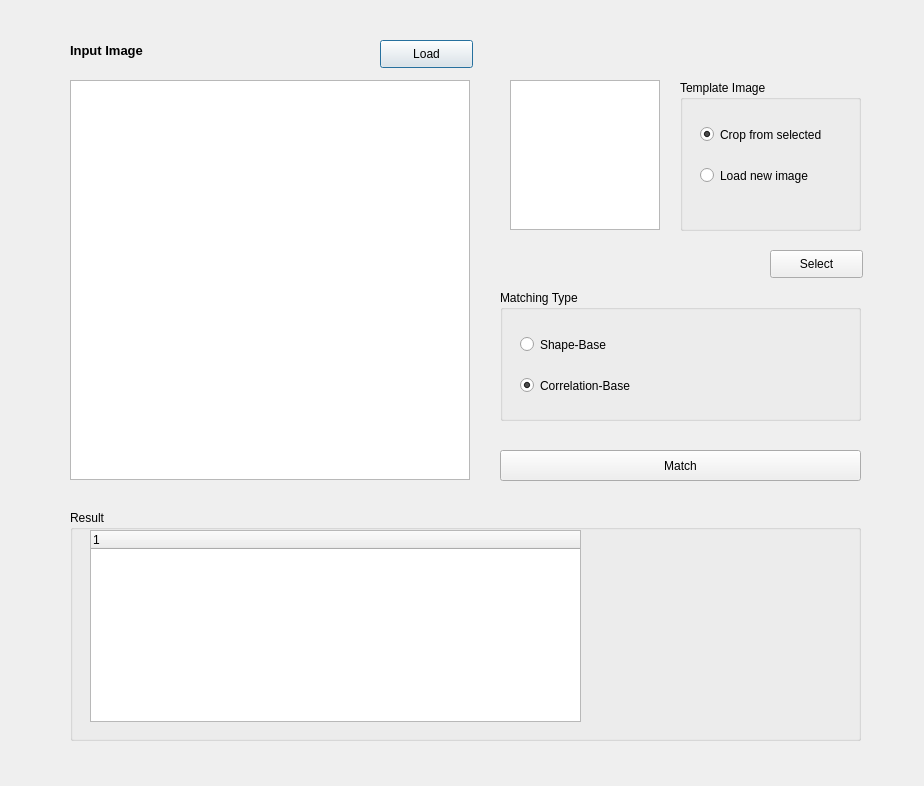
Before: the Qt Designer form dialog.ui in JXQJ/QT_Matching_Image, drawn with Qt 5.
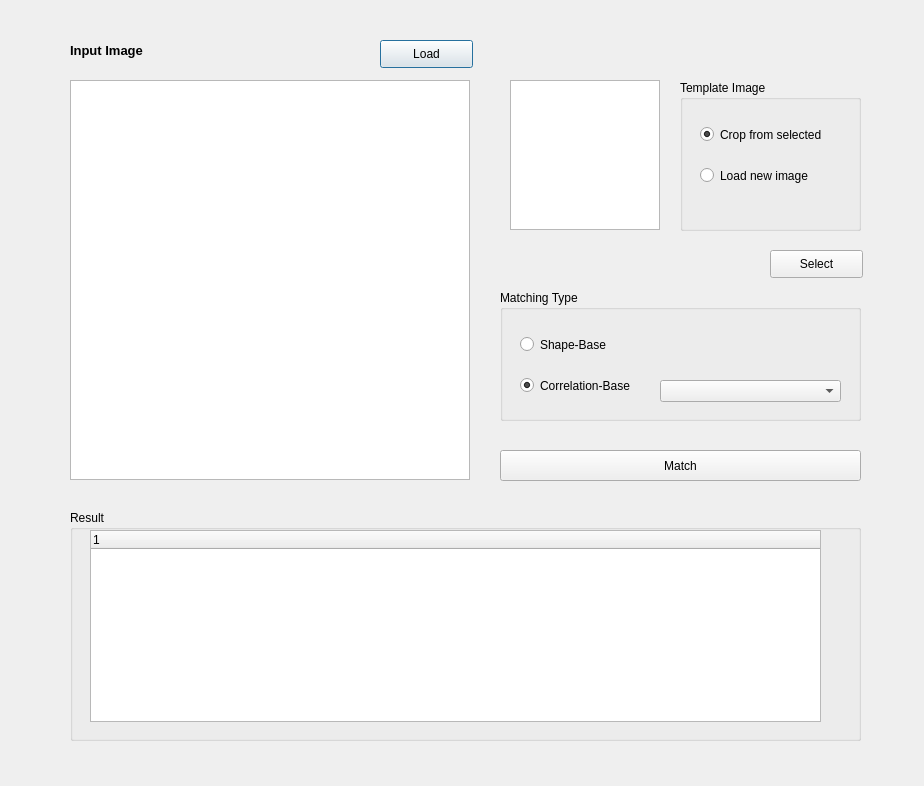
After: the same form once the commit is applied.

Commit message: add type correlation / add w h x y

```diff
--- a/dialog.ui
+++ b/dialog.ui
@@ -136,6 +136,16 @@
      <bool>false</bool>
     </property>
    </widget>
+   <widget class="QComboBox" name="correlation_methode">
+    <property name="geometry">
+     <rect>
+      <x>160</x>
+      <y>90</y>
+      <width>181</width>
+      <height>22</height>
+     </rect>
+    </property>
+   </widget>
   </widget>
   <widget class="QGroupBox" name="groupBox_2">
    <property name="geometry">
@@ -154,7 +164,7 @@
      <rect>
       <x>20</x>
       <y>20</y>
-      <width>491</width>
+      <width>731</width>
       <height>192</height>
      </rect>
     </property>
```
The commit also changes 9 other files.
